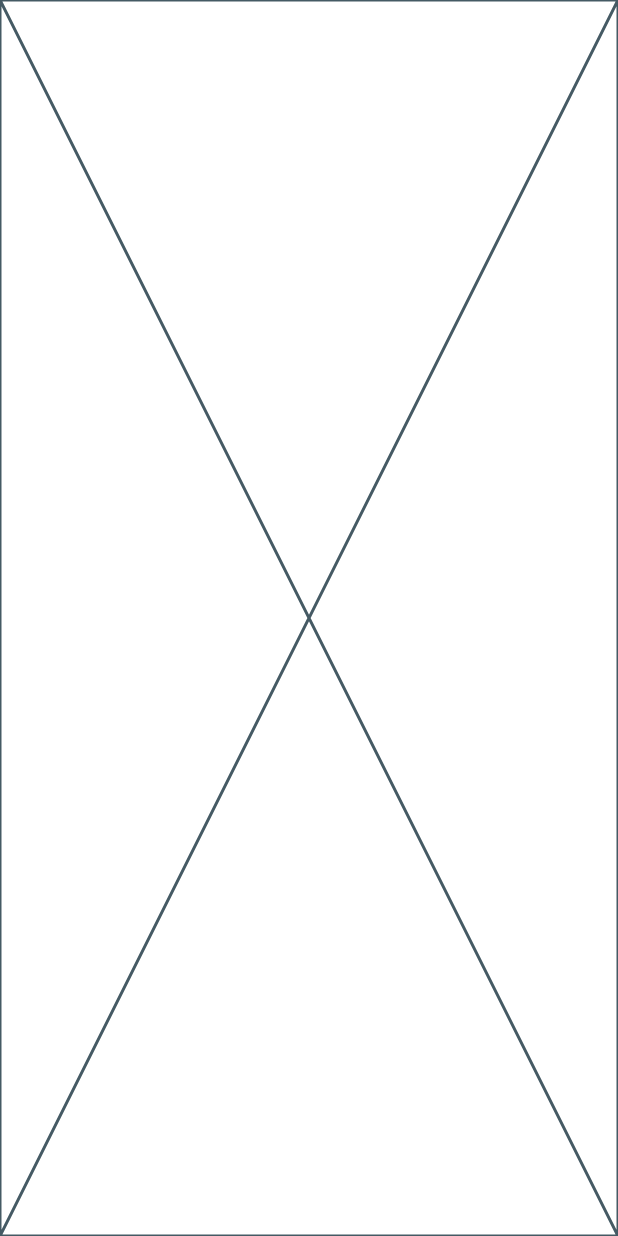
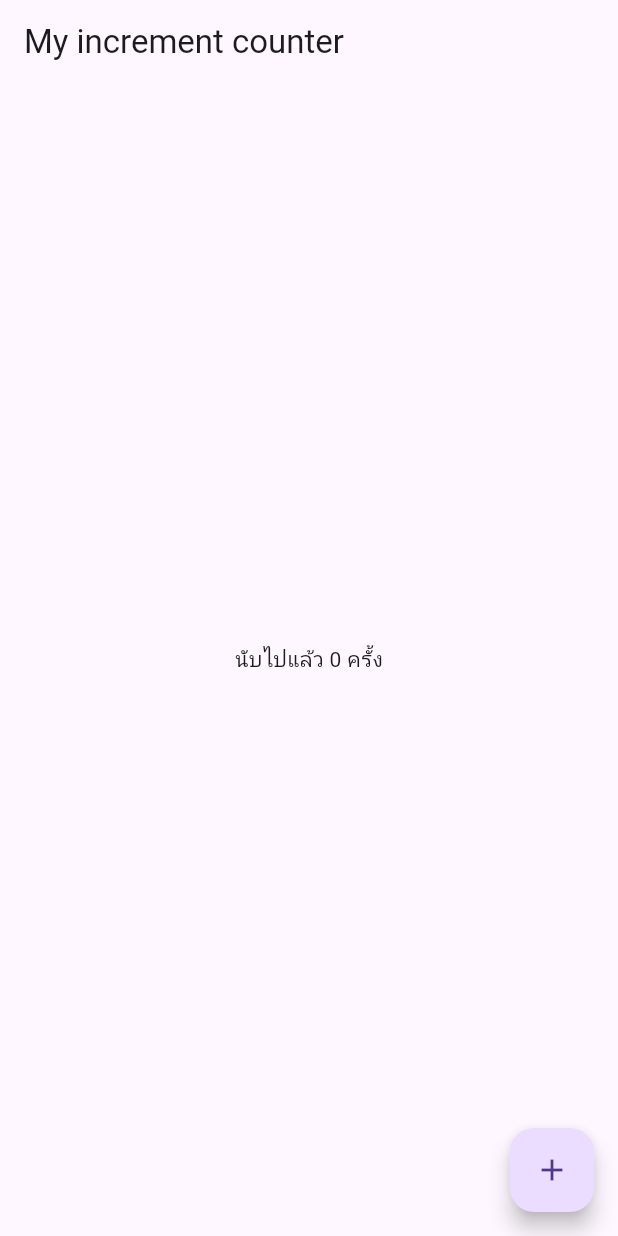
Before and after one commit to kullasup/example3, a Flutter app: the screen it shows after launch, on a phone screen of 412 x 824 dp. Run offline on Flutter 3.47's test engine with Material 3 defaults, Android fonts, the phone set to English and light mode, and no system bars.

Commit message:
บันทึก

```diff
--- a/lib/main.dart
+++ b/lib/main.dart
@@ -1,3 +1,4 @@
+import 'package:example3/screen/my_home_page.dart';
 import 'package:flutter/material.dart';
 
 void main() {
@@ -10,6 +11,9 @@ class MyApp extends StatelessWidget {
 
   @override
   Widget build(BuildContext context) {
-    return const Placeholder();
+    return MaterialApp(
+      title: 'Flutter Demo',
+      home: MyHomePage(),
+    );
   }
 }
--- /dev/null
+++ b/lib/screen/my_home_page.dart
@@ -0,0 +1,41 @@
+import 'package:flutter/material.dart';
+
+class MyHomePage extends StatefulWidget {
+  const MyHomePage({super.key});
+
+  @override
+  State<MyHomePage> createState() => _MyHomePageState();
+}
+
+class _MyHomePageState extends State<MyHomePage> {
+  int _counter=0;
+
+void _incrementCounter() {
+  setState(() {
+    _counter++;
+  });
+}
+
+void _decrementCounter() {
+  setState(() {
+    _counter--;
+  });
+}
+
+  @override
+  Widget build(BuildContext context) {
+    return Scaffold(
+      appBar:AppBar(
+        title: const Text('My increment counter'),
+      ) ,
+      body: Center(
+        child: Text("นับไปแล้ว $_counter ครั้ง"),
+        ),
+        floatingActionButton: FloatingActionButton(
+          onPressed: _incrementCounter,
+          child: const Icon(Icons.add),
+        ),
+
+    );
+  }
+}
```
